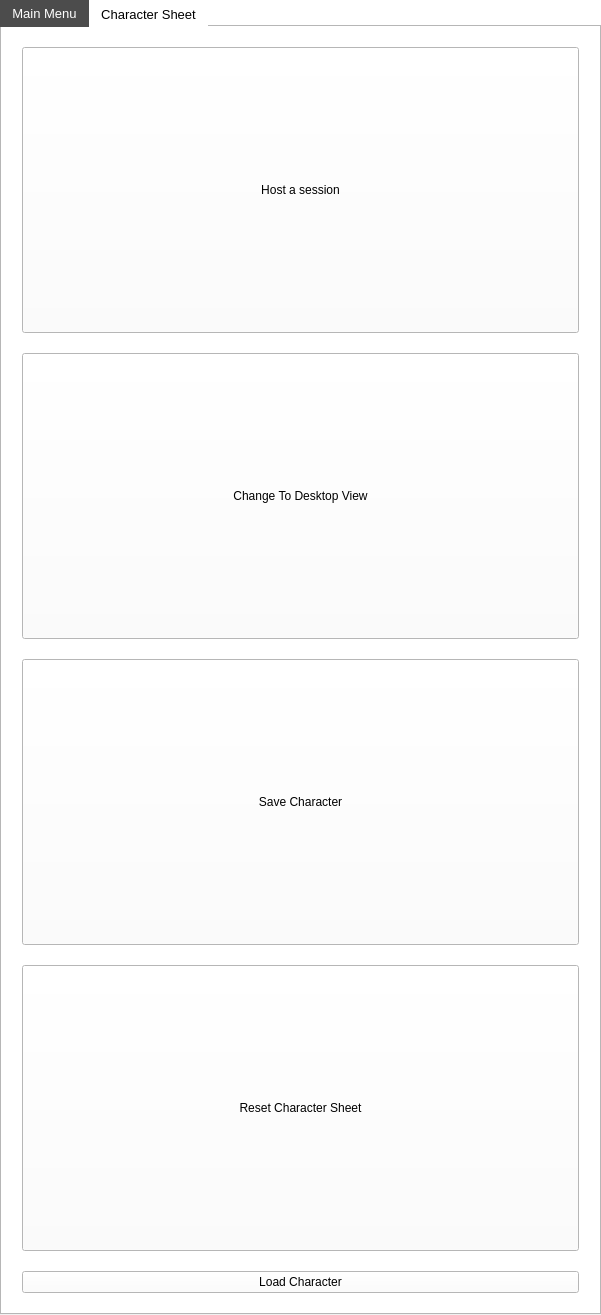
First picture: the form in mainwindow.ui, repository oIIPRESTONIIo/Qt_DnD_5e_Sessions, before the edit.
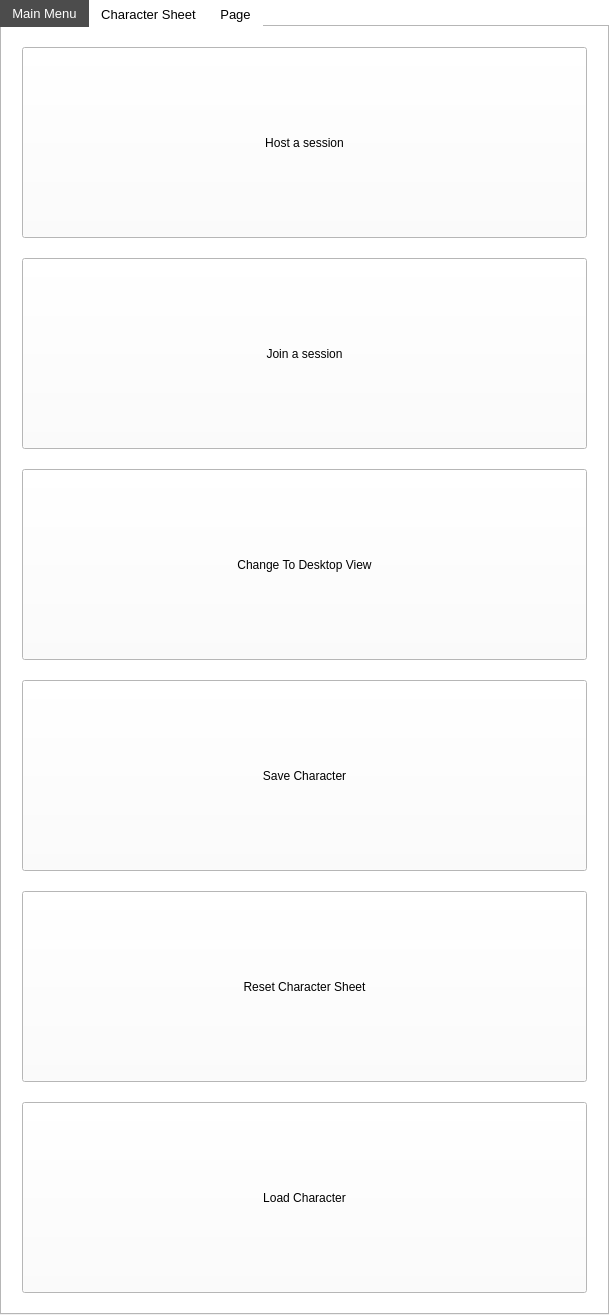
Second picture: the form after the edit. The open tabs and pages were chosen to show the change.

Diff of the .ui file:
```diff
--- a/mainwindow.ui
+++ b/mainwindow.ui
@@ -6,7 +6,7 @@
    <rect>
     <x>0</x>
     <y>0</y>
-    <width>582</width>
+    <width>609</width>
     <height>1315</height>
    </rect>
   </property>
@@ -84,7 +84,7 @@
        <attribute name="title">
         <string>Main Menu</string>
        </attribute>
-       <layout class="QGridLayout" name="gridLayout_6" rowstretch="1,1,1,1,0" rowminimumheight="1,1,1,1,0">
+       <layout class="QGridLayout" name="gridLayout_6" rowstretch="1,1,1,1,1,1" rowminimumheight="1,1,1,1,1,1">
         <property name="leftMargin">
          <number>20</number>
         </property>
@@ -103,23 +103,10 @@
         <property name="verticalSpacing">
          <number>20</number>
         </property>
-        <item row="1" column="0">
-         <widget class="QPushButton" name="pushButton_DesktopMode">
-          <property name="sizePolicy">
-           <sizepolicy hsizetype="Expanding" vsizetype="Expanding">
-            <horstretch>0</horstretch>
-            <verstretch>0</verstretch>
-           </sizepolicy>
-          </property>
-          <property name="text">
-           <string>Change To Desktop View</string>
-          </property>
-         </widget>
-        </item>
-        <item row="4" column="0">
+        <item row="5" column="0">
          <widget class="QPushButton" name="pushButton_LoadCharacter">
           <property name="sizePolicy">
-           <sizepolicy hsizetype="Minimum" vsizetype="Minimum">
+           <sizepolicy hsizetype="Expanding" vsizetype="Expanding">
             <horstretch>0</horstretch>
             <verstretch>0</verstretch>
            </sizepolicy>
@@ -129,10 +116,10 @@
           </property>
          </widget>
         </item>
-        <item row="3" column="0">
+        <item row="4" column="0">
          <widget class="QPushButton" name="pushButton_ResetCharacter">
           <property name="sizePolicy">
-           <sizepolicy hsizetype="Minimum" vsizetype="Minimum">
+           <sizepolicy hsizetype="Expanding" vsizetype="Expanding">
             <horstretch>0</horstretch>
             <verstretch>0</verstretch>
            </sizepolicy>
@@ -142,10 +129,10 @@
           </property>
          </widget>
         </item>
-        <item row="2" column="0">
+        <item row="3" column="0">
          <widget class="QPushButton" name="pushButton_SaveCharacter">
           <property name="sizePolicy">
-           <sizepolicy hsizetype="Minimum" vsizetype="Minimum">
+           <sizepolicy hsizetype="Expanding" vsizetype="Expanding">
             <horstretch>0</horstretch>
             <verstretch>0</verstretch>
            </sizepolicy>
@@ -155,6 +142,19 @@
           </property>
          </widget>
         </item>
+        <item row="2" column="0">
+         <widget class="QPushButton" name="pushButton_DesktopMode">
+          <property name="sizePolicy">
+           <sizepolicy hsizetype="Expanding" vsizetype="Expanding">
+            <horstretch>0</horstretch>
+            <verstretch>0</verstretch>
+           </sizepolicy>
+          </property>
+          <property name="text">
+           <string>Change To Desktop View</string>
+          </property>
+         </widget>
+        </item>
         <item row="0" column="0">
          <widget class="QPushButton" name="pushButton_HostSession">
           <property name="sizePolicy">
@@ -168,6 +168,19 @@
           </property>
          </widget>
         </item>
+        <item row="1" column="0">
+         <widget class="QPushButton" name="pushButton_JoinSession">
+          <property name="sizePolicy">
+           <sizepolicy hsizetype="Expanding" vsizetype="Expanding">
+            <horstretch>0</horstretch>
+            <verstretch>0</verstretch>
+           </sizepolicy>
+          </property>
+          <property name="text">
+           <string>Join a session</string>
+          </property>
+         </widget>
+        </item>
        </layout>
       </widget>
       <widget class="QWidget" name="menuTab_CharacterSheet">
@@ -8799,6 +8812,11 @@
         </item>
        </layout>
       </widget>
+      <widget class="QWidget" name="tab">
+       <attribute name="title">
+        <string>Page</string>
+       </attribute>
+      </widget>
      </widget>
     </item>
    </layout>
```
Left out of the diff: 2 changed lines with no effect on the pictures.
